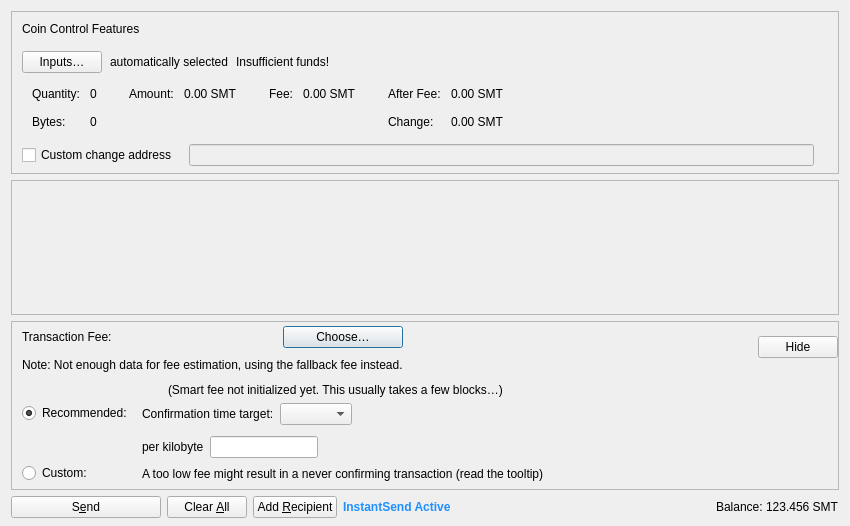
Before: the Qt Designer form src/qt/forms/sendcoinsdialog.ui in Korsh-Dev/Korsh-Code-Mainnet, drawn with Qt 5.
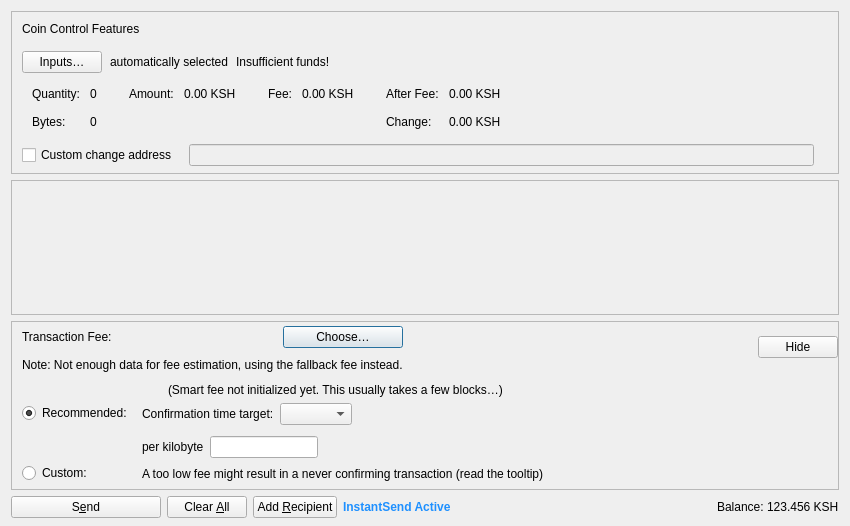
After: the same form once the commit is applied. Custom widgets are drawn as their Qt base class.

```diff
--- a/src/qt/forms/sendcoinsdialog.ui
+++ b/src/qt/forms/sendcoinsdialog.ui
@@ -291,7 +291,7 @@
                   <enum>Qt::ActionsContextMenu</enum>
                  </property>
                  <property name="text">
-                  <string notr="true">0.00 SMT</string>
+                  <string notr="true">0.00 KSH</string>
                  </property>
                  <property name="textInteractionFlags">
                   <set>Qt::LinksAccessibleByMouse|Qt::TextSelectableByKeyboard|Qt::TextSelectableByMouse</set>
@@ -336,7 +336,7 @@
                   <enum>Qt::ActionsContextMenu</enum>
                  </property>
                  <property name="text">
-                  <string notr="true">0.00 SMT</string>
+                  <string notr="true">0.00 KSH</string>
                  </property>
                  <property name="textInteractionFlags">
                   <set>Qt::LinksAccessibleByMouse|Qt::TextSelectableByKeyboard|Qt::TextSelectableByMouse</set>
@@ -384,7 +384,7 @@
                   <enum>Qt::ActionsContextMenu</enum>
                  </property>
                  <property name="text">
-                  <string notr="true">0.00 SMT</string>
+                  <string notr="true">0.00 KSH</string>
                  </property>
                  <property name="textInteractionFlags">
                   <set>Qt::LinksAccessibleByMouse|Qt::TextSelectableByKeyboard|Qt::TextSelectableByMouse</set>
@@ -407,7 +407,7 @@
                   <enum>Qt::ActionsContextMenu</enum>
                  </property>
                  <property name="text">
-                  <string notr="true">0.00 SMT</string>
+                  <string notr="true">0.00 KSH</string>
                  </property>
                  <property name="textInteractionFlags">
                   <set>Qt::LinksAccessibleByMouse|Qt::TextSelectableByKeyboard|Qt::TextSelectableByMouse</set>
@@ -1130,7 +1130,7 @@
           <cursorShape>IBeamCursor</cursorShape>
          </property>
          <property name="text">
-          <string notr="true">123.456 SMT</string>
+          <string notr="true">123.456 KSH</string>
          </property>
          <property name="textInteractionFlags">
           <set>Qt::LinksAccessibleByMouse|Qt::TextSelectableByKeyboard|Qt::TextSelectableByMouse</set>
```
Left out of the diff: 4 changed lines with no effect on the pictures.
